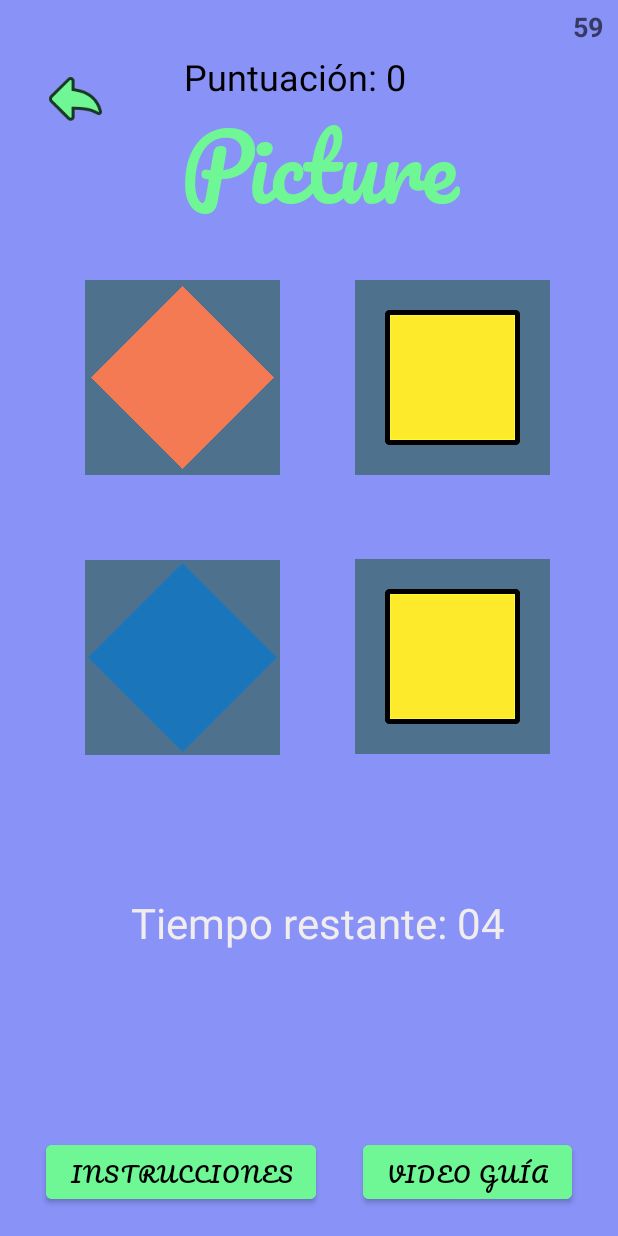
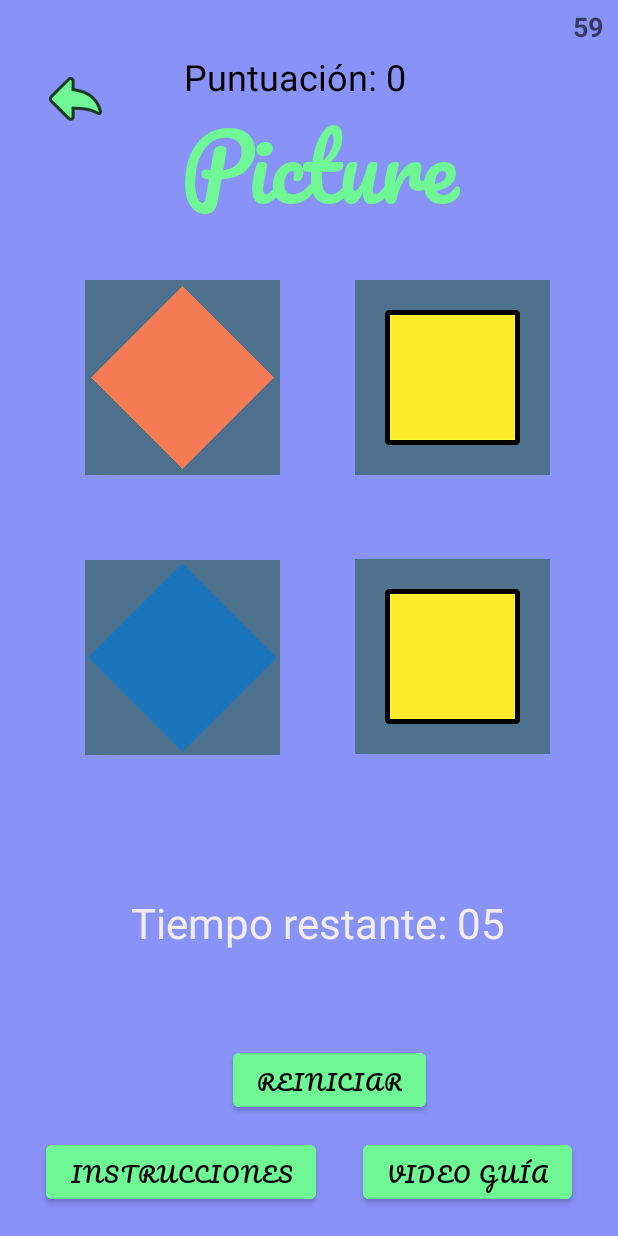
Before and after one commit to joelesdar/Remind-App, an Android app: the pictureGameScreen screen opened directly, with no data from a screen before it, on a phone screen of 412 x 824 dp. Run offline under Robolectric (Android 15) with nearby library versions, the phone set to English and light mode, and no system bars.

Commit message:
reset picture a tope :)

```diff
--- a/app/src/main/java/com/example/remind_app/picture/pictureGameScreen.java
+++ b/app/src/main/java/com/example/remind_app/picture/pictureGameScreen.java
@@ -4,7 +4,6 @@ import android.app.AlertDialog;
 import android.content.DialogInterface;
 import android.content.Intent;
 import android.graphics.Color;
-import android.graphics.Rect;
 import android.os.Bundle;
 import android.os.CountDownTimer;
 import android.view.View;
@@ -32,12 +31,14 @@ public class pictureGameScreen extends AppCompatActivity {
     ImageView image1, image2, image3, image4;
     ImageButton botonP1, botonP2, botonP3, botonP4, botonA1, botonA2, botonA3, botonA4;
     TextView time, PuntuacionPicture, tiempoJuego;
-    Button instrucciones;
+    Button instrucciones, reset;
 
     int parejasRestantes;
     int puntuacion=0;
     long segs = 5000;
     long tiempo = 60000;
+    CountDownTimer contadorRonda;
+    CountDownTimer contadorJuego;
 
     ArrayList<ImageButton> botonesDisponiblesP = new ArrayList<ImageButton>();
     ArrayList<ImageButton> botonesDisponiblesA = new ArrayList<ImageButton>();
@@ -50,6 +51,46 @@ public class pictureGameScreen extends AppCompatActivity {
         setContentView(R.layout.activity_picture_game_screen);
         getSupportActionBar().hide();
 
+        instrucciones = findViewById(R.id.botonInstruccionesPicture2);
+        reset = findViewById(R.id.botonReinicioPicture);
+
+        startPicture();
+
+        /** Mostrar las instrucciones **/
+        instrucciones.setOnClickListener(new View.OnClickListener() {
+            @Override
+            public void onClick(View view) {
+                mostrarInstrucciones();
+            }
+        });
+
+        /** Reiniciar el juego**/
+        reset.setOnClickListener(new View.OnClickListener() {
+            @Override
+            public void onClick(View view) {
+                PuntuacionPicture.setText("Puntuación: 0");
+                mostrarP();
+                esconderA();
+                contadorRonda.cancel();
+                contadorJuego.cancel();
+                startPicture();
+                System.out.println("Reiniciar nivel");
+            }
+        });
+    }
+
+    /** Inicializar el juego **/
+    private void startPicture () {
+
+        puntuacion=0;
+        segs = 6000;
+        tiempo = 60000;
+
+        botonesDisponiblesP.clear();
+        botonesDisponiblesA.clear();
+        combinacionBotones.clear();
+        fondos.clear();
+
         /**Fondos grises para el juego**/
         image1 = (ImageView) findViewById(R.id.imagen1);
         image2 = (ImageView) findViewById(R.id.imagen2);
@@ -60,8 +101,6 @@ public class pictureGameScreen extends AppCompatActivity {
         tiempoJuego = (TextView) findViewById(R.id.tiempoJuego);
 
         PuntuacionPicture = (TextView) findViewById(R.id.PuntuacionPicture);
-
-        instrucciones = findViewById(R.id.botonInstruccionesPicture2);
 
         /**Todos los botones que se van a usar en el juego**/
         botonP1 = (ImageButton) findViewById(R.id.imageButtonP1);
@@ -228,12 +267,6 @@ public class pictureGameScreen extends AppCompatActivity {
                 }
             }
         });
-        instrucciones.setOnClickListener(new View.OnClickListener() {
-            @Override
-            public void onClick(View view) {
-                mostrarInstrucciones();
-            }
-        });
     }
 
     /** Seleccion de imagenes aleatorias **/
@@ -318,7 +351,8 @@ public class pictureGameScreen extends AppCompatActivity {
 
     /**Temporizador partida**/
     private void IniciarTiempoJuego(){
-        CountDownTimer contador = new CountDownTimer(tiempo, 1000) {
+
+        contadorJuego = new CountDownTimer(tiempo, 1000) {
             @Override
             public void onTick(long l) {
                 long tiempo = l;
@@ -336,7 +370,7 @@ public class pictureGameScreen extends AppCompatActivity {
 
     /**Temporizador ronda**/
     private void IniciarTiempo(){
-        CountDownTimer contador = new CountDownTimer(segs, 1000) {
+        contadorRonda = new CountDownTimer(segs, 1000) {
             @Override
             public void onTick(long l) {
                 long tiempo = l;
--- a/app/src/main/res/layout/activity_picture_game_screen.xml
+++ b/app/src/main/res/layout/activity_picture_game_screen.xml
@@ -6,6 +6,21 @@
     android:layout_height="match_parent"
     android:background="#8892F7"
     tools:context=".picture.pictureGameScreen">
+
+    <Button
+        android:id="@+id/botonReinicioPicture"
+        android:layout_width="wrap_content"
+        android:layout_height="wrap_content"
+        android:backgroundTint="@color/verdementaApp"
+        android:fontFamily="@font/pacifico"
+        android:text="@string/reiniciar"
+        android:textColor="@color/black"
+        app:layout_constraintBottom_toBottomOf="parent"
+        app:layout_constraintEnd_toEndOf="parent"
+        app:layout_constraintHorizontal_bias="0.548"
+        app:layout_constraintStart_toStartOf="parent"
+        app:layout_constraintTop_toBottomOf="@+id/imageButtonA2"
+        app:layout_constraintVertical_bias="0.058" />
 
     <ImageButton
         android:id="@+id/botonJuegoAtras"
--- /dev/null
+++ b/app/src/main/res/values/ids.xml
@@ -0,0 +1,12 @@
+<?xml version="1.0" encoding="utf-8"?>
+<resources>
+    <item name="imageButtonP1" type="id" />
+    <item name="imageButtonP2" type="id" />
+    <item name="imageButtonP3" type="id" />
+    <item name="imageButtonP4" type="id" />
+    <item name="imageButtonA1" type="id" />
+    <item name="imageButtonA2" type="id" />
+    <item name="imageButtonA3" type="id" />
+    <item name="imageButtonA4" type="id" />
+    <item name="tiempoJuego" type="id" />
+</resources>
```
